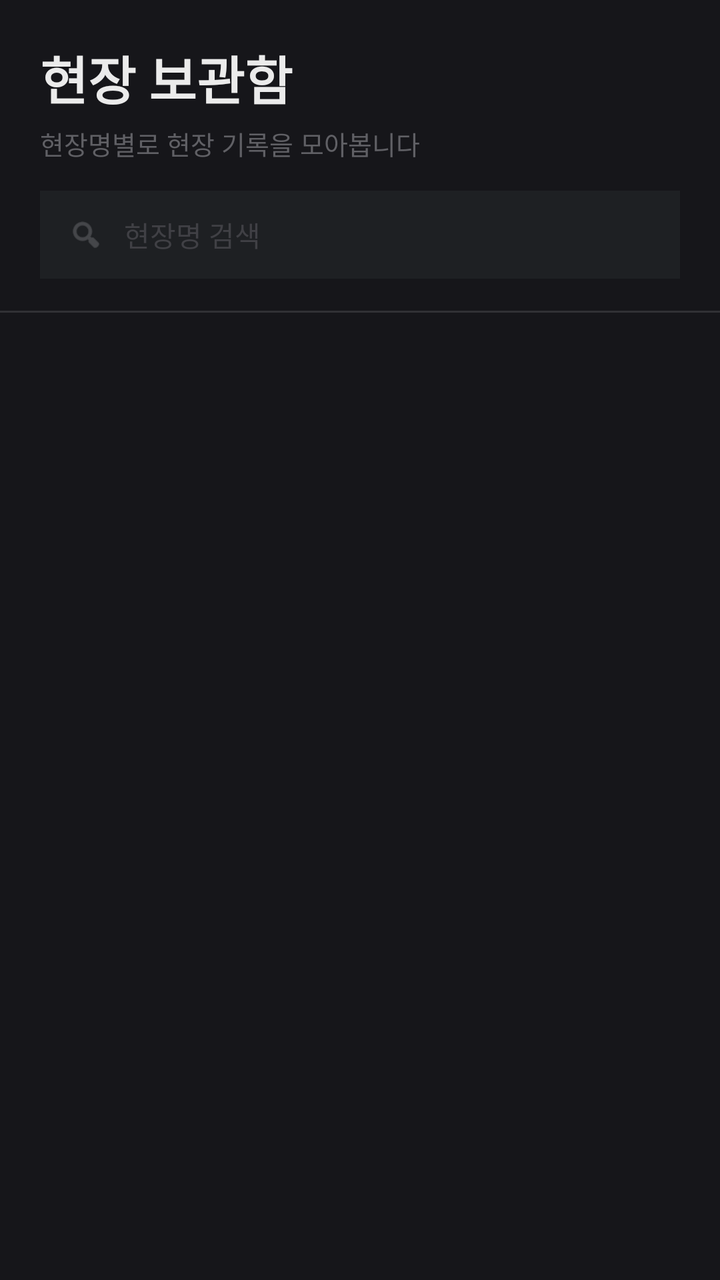
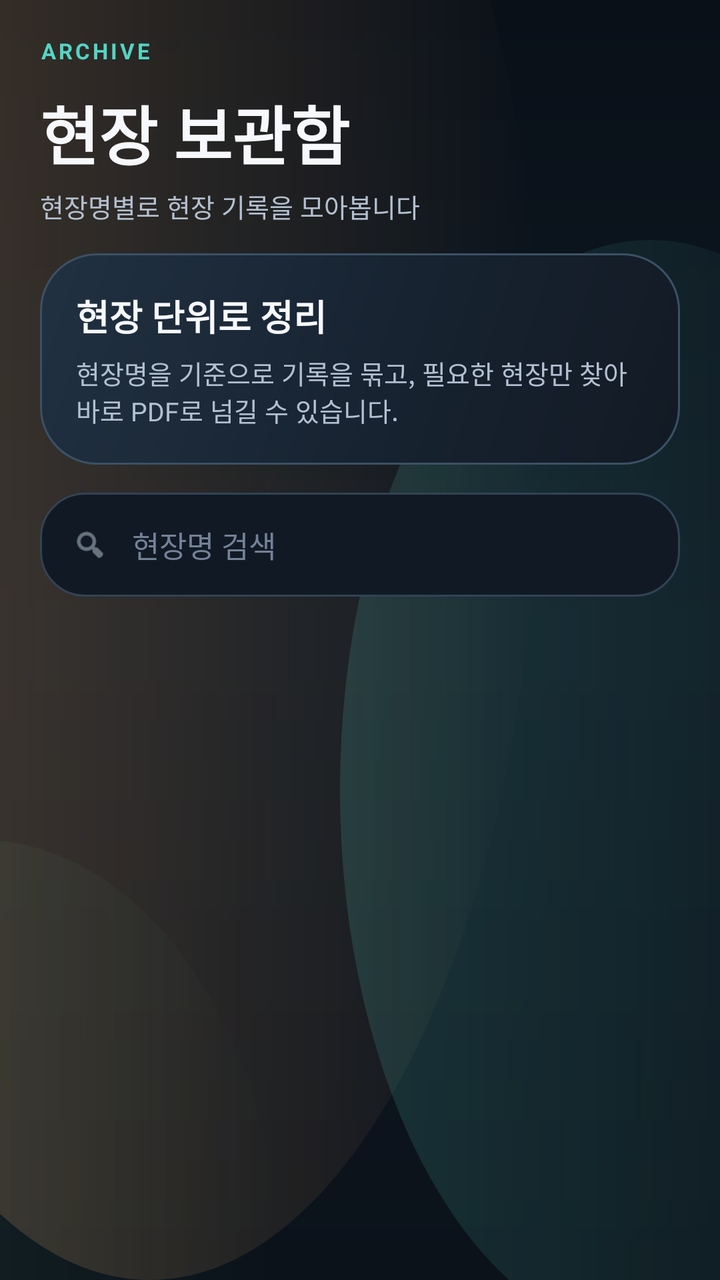

Compare the two renders of this Android layout. The source of the first and the diff that turns it into the second are given below.
<!-- AndroidManifest.xml: application theme Theme.Siteboard -->
<!-- res/layout/fragment_archive.xml -->
<?xml version="1.0" encoding="utf-8"?>
<androidx.constraintlayout.widget.ConstraintLayout
    xmlns:android="http://schemas.android.com/apk/res/android"
    xmlns:app="http://schemas.android.com/apk/res-auto"
    android:layout_width="match_parent"
    android:layout_height="match_parent"
    android:background="#16161A">

    
    <LinearLayout
        android:id="@+id/layoutHeader"
        android:layout_width="match_parent"
        android:layout_height="wrap_content"
        android:orientation="vertical"
        android:paddingHorizontal="20dp"
        android:paddingTop="20dp"
        android:paddingBottom="16dp"
        app:layout_constraintTop_toTopOf="parent">

        
        <LinearLayout
            android:layout_width="match_parent"
            android:layout_height="wrap_content"
            android:orientation="horizontal"
            android:gravity="center_vertical"
            android:layout_marginBottom="14dp">

            <LinearLayout
                android:layout_width="0dp"
                android:layout_height="wrap_content"
                android:layout_weight="1"
                android:orientation="vertical">
                <TextView
                    android:layout_width="wrap_content"
                    android:layout_height="wrap_content"
                    android:text="현장 보관함"
                    android:textSize="26sp"
                    android:textColor="#EBEBEB"
                    android:textStyle="bold" />
                <TextView
                    android:id="@+id/tvArchiveDesc"
                    android:layout_width="wrap_content"
                    android:layout_height="wrap_content"
                    android:text="현장명별로 현장 기록을 모아봅니다"
                    android:textColor="#606065"
                    android:textSize="13sp"
                    android:layout_marginTop="4dp" />
            </LinearLayout>
        </LinearLayout>

        
        <LinearLayout
            android:layout_width="match_parent"
            android:layout_height="44dp"
            android:orientation="horizontal"
            android:gravity="center_vertical"
            android:background="#1E2023"
            android:paddingHorizontal="14dp">

            <ImageView
                android:layout_width="18dp"
                android:layout_height="18dp"
                android:src="@android:drawable/ic_menu_search"
                android:alpha="0.5"
                app:tint="#A0A0A5" />

            <EditText
                android:id="@+id/etSearch"
                android:layout_width="0dp"
                android:layout_height="match_parent"
                android:layout_weight="1"
                android:background="@null"
                android:hint="현장명 검색"
                android:textColor="#EBEBEB"
                android:textColorHint="#404045"
                android:textSize="14sp"
                android:paddingHorizontal="10dp"
                android:imeOptions="actionSearch"
                android:inputType="text" />
        </LinearLayout>
    </LinearLayout>

    
    <View
        android:id="@+id/divider"
        android:layout_width="match_parent"
        android:layout_height="1dp"
        android:background="#1EFFFFFF"
        app:layout_constraintTop_toBottomOf="@id/layoutHeader" />

    
    <ListView
        android:id="@+id/lvProjects"
        android:layout_width="match_parent"
        android:layout_height="0dp"
        android:divider="#1EFFFFFF"
        android:dividerHeight="1dp"
        android:listSelector="?attr/selectableItemBackground"
        android:background="#16161A"
        app:layout_constraintTop_toBottomOf="@id/divider"
        app:layout_constraintBottom_toBottomOf="parent" />

    
    <LinearLayout
        android:id="@+id/layoutEmpty"
        android:layout_width="wrap_content"
        android:layout_height="wrap_content"
        android:orientation="vertical"
        android:gravity="center"
        android:visibility="gone"
        app:layout_constraintTop_toBottomOf="@id/layoutHeader"
        app:layout_constraintBottom_toBottomOf="parent"
        app:layout_constraintStart_toStartOf="parent"
        app:layout_constraintEnd_toEndOf="parent">

        <TextView
            android:layout_width="wrap_content"
            android:layout_height="wrap_content"
            android:text="📂"
            android:textSize="52sp"
            android:layout_marginBottom="16dp" />
        <TextView
            android:layout_width="wrap_content"
            android:layout_height="wrap_content"
            android:text="등록된 현장이 없습니다"
            android:textSize="17sp"
            android:textColor="#A0A0A5"
            android:textStyle="bold" />
    </LinearLayout>

</androidx.constraintlayout.widget.ConstraintLayout>
<!-- resources referenced by this layout -->
<resources>
  <style name="Theme.Siteboard" parent="Theme.MaterialComponents.DayNight.NoActionBar">
  
          <item name="colorPrimary">#FF6F00</item>
          <item name="colorPrimaryVariant">#16161A</item>
          <item name="colorOnPrimary">#FFFFFF</item>
  
          <item name="colorSecondary">#FF6F00</item>
          <item name="colorSecondaryVariant">#FF6F00</item>
          <item name="colorOnSecondary">#FFFFFF</item>
  
          <item name="colorError">#E05567</item>
  
          <item name="android:colorBackground">@color/bg_dark</item>
          <item name="colorSurface">@color/surface_dark</item>
  
          <item name="android:statusBarColor">#16161A</item>
          <item name="android:navigationBarColor">#16161A</item>
          <item name="android:windowLightStatusBar" tools:targetApi="m">false</item>
  
          <item name="android:windowSplashScreenBackground" tools:targetApi="s">#16161A</item>
          <item name="android:windowSplashScreenAnimatedIcon" tools:targetApi="s">@android:color/transparent</item>
          <item name="android:windowSplashScreenAnimationDuration" tools:targetApi="s">0</item>
      </style>
  <color name="bg_dark">#16161A</color>
  <color name="surface_dark">#1E2023</color>
</resources>

<!-- the commit's change to res/layout/fragment_archive.xml (unified diff, before → after) -->
@@ -4,7 +4,7 @@
     xmlns:app="http://schemas.android.com/apk/res-auto"
     android:layout_width="match_parent"
     android:layout_height="match_parent"
-    android:background="#16161A">
+    android:background="@drawable/bg_app_canvas">
 
     
     <LinearLayout
@@ -13,11 +13,20 @@
         android:layout_height="wrap_content"
         android:orientation="vertical"
         android:paddingHorizontal="20dp"
-        android:paddingTop="20dp"
+        android:paddingTop="18dp"
         android:paddingBottom="16dp"
         app:layout_constraintTop_toTopOf="parent">
 
-        
+        <TextView
+            android:layout_width="wrap_content"
+            android:layout_height="wrap_content"
+            android:text="ARCHIVE"
+            android:textColor="@color/teal_accent"
+            android:textSize="11sp"
+            android:textStyle="bold"
+            android:letterSpacing="0.12"
+            android:layout_marginBottom="10dp" />
+
         <LinearLayout
             android:layout_width="match_parent"
             android:layout_height="wrap_content"
@@ -34,70 +43,89 @@
                     android:layout_width="wrap_content"
                     android:layout_height="wrap_content"
                     android:text="현장 보관함"
-                    android:textSize="26sp"
-                    android:textColor="#EBEBEB"
+                    android:textSize="32sp"
+                    android:textColor="@color/text_primary"
                     android:textStyle="bold" />
                 <TextView
                     android:id="@+id/tvArchiveDesc"
                     android:layout_width="wrap_content"
                     android:layout_height="wrap_content"
                     android:text="현장명별로 현장 기록을 모아봅니다"
-                    android:textColor="#606065"
+                    android:textColor="@color/text_secondary"
                     android:textSize="13sp"
                     android:layout_marginTop="4dp" />
             </LinearLayout>
         </LinearLayout>
 
-        
         <LinearLayout
             android:layout_width="match_parent"
-            android:layout_height="44dp"
+            android:layout_height="wrap_content"
+            android:background="@drawable/bg_hero_panel"
+            android:orientation="vertical"
+            android:padding="18dp"
+            android:layout_marginBottom="14dp">
+
+            <TextView
+                android:layout_width="wrap_content"
+                android:layout_height="wrap_content"
+                android:text="현장 단위로 정리"
+                android:textColor="@color/text_primary"
+                android:textSize="18sp"
+                android:textStyle="bold" />
+
+            <TextView
+                android:layout_width="match_parent"
+                android:layout_height="wrap_content"
+                android:text="현장명을 기준으로 기록을 묶고, 필요한 현장만 찾아 바로 PDF로 넘길 수 있습니다."
+                android:textColor="@color/text_secondary"
+                android:textSize="13sp"
+                android:layout_marginTop="6dp" />
+        </LinearLayout>
+
+        <LinearLayout
+            android:layout_width="match_parent"
+            android:layout_height="wrap_content"
             android:orientation="horizontal"
             android:gravity="center_vertical"
-            android:background="#1E2023"
-            android:paddingHorizontal="14dp">
+            android:background="@drawable/bg_search_field_modern"
+            android:paddingHorizontal="16dp"
+            android:paddingVertical="2dp">
 
             <ImageView
                 android:layout_width="18dp"
                 android:layout_height="18dp"
                 android:src="@android:drawable/ic_menu_search"
-                android:alpha="0.5"
-                app:tint="#A0A0A5" />
+                android:alpha="0.9"
+                app:tint="@color/text_secondary" />
 
             <EditText
                 android:id="@+id/etSearch"
                 android:layout_width="0dp"
-                android:layout_height="match_parent"
+                android:layout_height="48dp"
                 android:layout_weight="1"
                 android:background="@null"
                 android:hint="현장명 검색"
-                android:textColor="#EBEBEB"
-                android:textColorHint="#404045"
-                android:textSize="14sp"
-                android:paddingHorizontal="10dp"
+                android:textColor="@color/text_primary"
+                android:textColorHint="@color/text_tertiary"
+                android:textSize="15sp"
+                android:paddingHorizontal="12dp"
                 android:imeOptions="actionSearch"
                 android:inputType="text" />
         </LinearLayout>
     </LinearLayout>
 
-    
-    <View
-        android:id="@+id/divider"
-        android:layout_width="match_parent"
-        android:layout_height="1dp"
-        android:background="#1EFFFFFF"
-        app:layout_constraintTop_toBottomOf="@id/layoutHeader" />
-
-    
     <ListView
         android:id="@+id/lvProjects"
         android:layout_width="match_parent"
         android:layout_height="0dp"
-        android:divider="#1EFFFFFF"
-        android:dividerHeight="1dp"
+        android:divider="@android:color/transparent"
+        android:dividerHeight="0dp"
         android:listSelector="?attr/selectableItemBackground"
-        android:background="#16161A"
-        app:layout_constraintTop_toBottomOf="@id/divider"
+        android:background="@android:color/transparent"
+        android:paddingTop="2dp"
+        android:paddingBottom="110dp"
+        android:clipToPadding="false"
+        app:layout_constraintTop_toBottomOf="@id/layoutHeader"
         app:layout_constraintBottom_toBottomOf="parent" />
 
     
@@ -107,6 +135,9 @@
         android:layout_height="wrap_content"
         android:orientation="vertical"
         android:gravity="center"
+        android:background="@drawable/bg_surface_card"
+        android:paddingHorizontal="28dp"
+        android:paddingVertical="28dp"
         android:visibility="gone"
         app:layout_constraintTop_toBottomOf="@id/layoutHeader"
         app:layout_constraintBottom_toBottomOf="parent"
@@ -123,8 +154,8 @@
             android:layout_width="wrap_content"
             android:layout_height="wrap_content"
             android:text="등록된 현장이 없습니다"
-            android:textSize="17sp"
-            android:textColor="#A0A0A5"
+            android:textSize="19sp"
+            android:textColor="@color/text_primary"
             android:textStyle="bold" />
     </LinearLayout>
 
<!-- resource entries referenced after the edit -->
@@ -1,29 +1,107 @@
 <!-- resources referenced by this layout -->
 <resources>
+  <color name="teal_accent">#54D4C4</color>
+  <color name="text_primary">#F7F8FB</color>
+  <color name="text_secondary">#B3C0D0</color>
+  <color name="text_tertiary">#738297</color>
+  <!-- drawable bg_app_canvas (drawable) -->
+  <?xml version="1.0" encoding="utf-8"?>
+  <layer-list xmlns:android="http://schemas.android.com/apk/res/android">
+      <item>
+          <shape android:shape="rectangle">
+              <gradient
+                  android:angle="270"
+                  android:startColor="#091018"
+                  android:centerColor="#0F1822"
+                  android:endColor="#0B121A" />
+          </shape>
+      </item>
+      <item android:top="-220dp" android:left="-120dp" android:right="90dp">
+          <shape android:shape="oval">
+              <gradient
+                  android:angle="0"
+                  android:startColor="#40FFB36B"
+                  android:endColor="#00FFB36B" />
+          </shape>
+      </item>
+      <item android:top="120dp" android:left="170dp" android:right="-120dp" android:bottom="-30dp">
+          <shape android:shape="oval">
+              <gradient
+                  android:angle="0"
+                  android:startColor="#2854D4C4"
+                  android:endColor="#0054D4C4" />
+          </shape>
+      </item>
+      <item android:top="420dp" android:left="-160dp" android:right="220dp" android:bottom="-220dp">
+          <shape android:shape="oval">
+              <gradient
+                  android:angle="0"
+                  android:startColor="#1A7DE5B2"
+                  android:endColor="#007DE5B2" />
+          </shape>
+      </item>
+  </layer-list>
+  <!-- drawable bg_hero_panel (drawable) -->
+  <?xml version="1.0" encoding="utf-8"?>
+  <shape xmlns:android="http://schemas.android.com/apk/res/android" android:shape="rectangle">
+      <gradient
+          android:angle="315"
+          android:startColor="#213142"
+          android:centerColor="#182432"
+          android:endColor="#121A24" />
+      <corners android:radius="28dp" />
+      <stroke
+          android:width="1dp"
+          android:color="#3B5166" />
+  </shape>
+  <!-- drawable bg_search_field_modern (drawable) -->
+  <?xml version="1.0" encoding="utf-8"?>
+  <shape xmlns:android="http://schemas.android.com/apk/res/android" android:shape="rectangle">
+      <solid android:color="#111A24" />
+      <corners android:radius="22dp" />
+      <stroke
+          android:width="1dp"
+          android:color="#324354" />
+  </shape>
+  <!-- drawable bg_surface_card (drawable) -->
+  <?xml version="1.0" encoding="utf-8"?>
+  <shape xmlns:android="http://schemas.android.com/apk/res/android" android:shape="rectangle">
+      <gradient
+          android:angle="270"
+          android:startColor="#1A2531"
+          android:endColor="#141E28" />
+      <corners android:radius="26dp" />
+      <stroke
+          android:width="1dp"
+          android:color="#314255" />
+  </shape>
   <style name="Theme.Siteboard" parent="Theme.MaterialComponents.DayNight.NoActionBar">
   
-          <item name="colorPrimary">#FF6F00</item>
-          <item name="colorPrimaryVariant">#16161A</item>
-          <item name="colorOnPrimary">#FFFFFF</item>
+          <item name="colorPrimary">@color/orange_primary</item>
+          <item name="colorPrimaryVariant">@color/orange_deep</item>
+          <item name="colorOnPrimary">#10141B</item>
   
-          <item name="colorSecondary">#FF6F00</item>
-          <item name="colorSecondaryVariant">#FF6F00</item>
-          <item name="colorOnSecondary">#FFFFFF</item>
+          <item name="colorSecondary">@color/teal_accent</item>
+          <item name="colorSecondaryVariant">@color/teal_accent</item>
+          <item name="colorOnSecondary">#081118</item>
   
-          <item name="colorError">#E05567</item>
+          <item name="colorError">@color/danger_accent</item>
   
           <item name="android:colorBackground">@color/bg_dark</item>
           <item name="colorSurface">@color/surface_dark</item>
   
-          <item name="android:statusBarColor">#16161A</item>
-          <item name="android:navigationBarColor">#16161A</item>
+          <item name="android:statusBarColor">@color/bg_dark</item>
+          <item name="android:navigationBarColor">@color/bg_dark</item>
           <item name="android:windowLightStatusBar" tools:targetApi="m">false</item>
   
-          <item name="android:windowSplashScreenBackground" tools:targetApi="s">#16161A</item>
+          <item name="android:windowSplashScreenBackground" tools:targetApi="s">@color/bg_dark</item>
           <item name="android:windowSplashScreenAnimatedIcon" tools:targetApi="s">@android:color/transparent</item>
           <item name="android:windowSplashScreenAnimationDuration" tools:targetApi="s">0</item>
       </style>
-  <color name="bg_dark">#16161A</color>
-  <color name="surface_dark">#1E2023</color>
+  <color name="orange_primary">#FFB36B</color>
+  <color name="orange_deep">#FF8A3D</color>
+  <color name="danger_accent">#F06D7D</color>
+  <color name="bg_dark">#0C1118</color>
+  <color name="surface_dark">#151E29</color>
 </resources>
 
